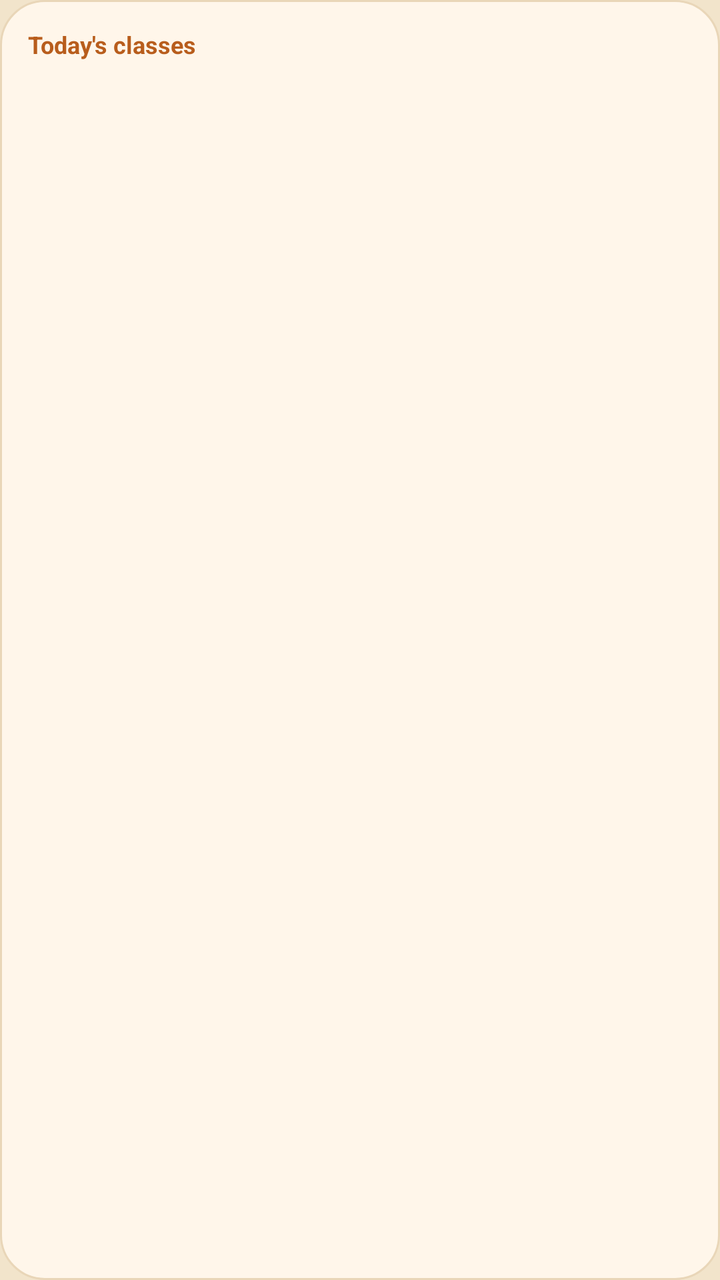
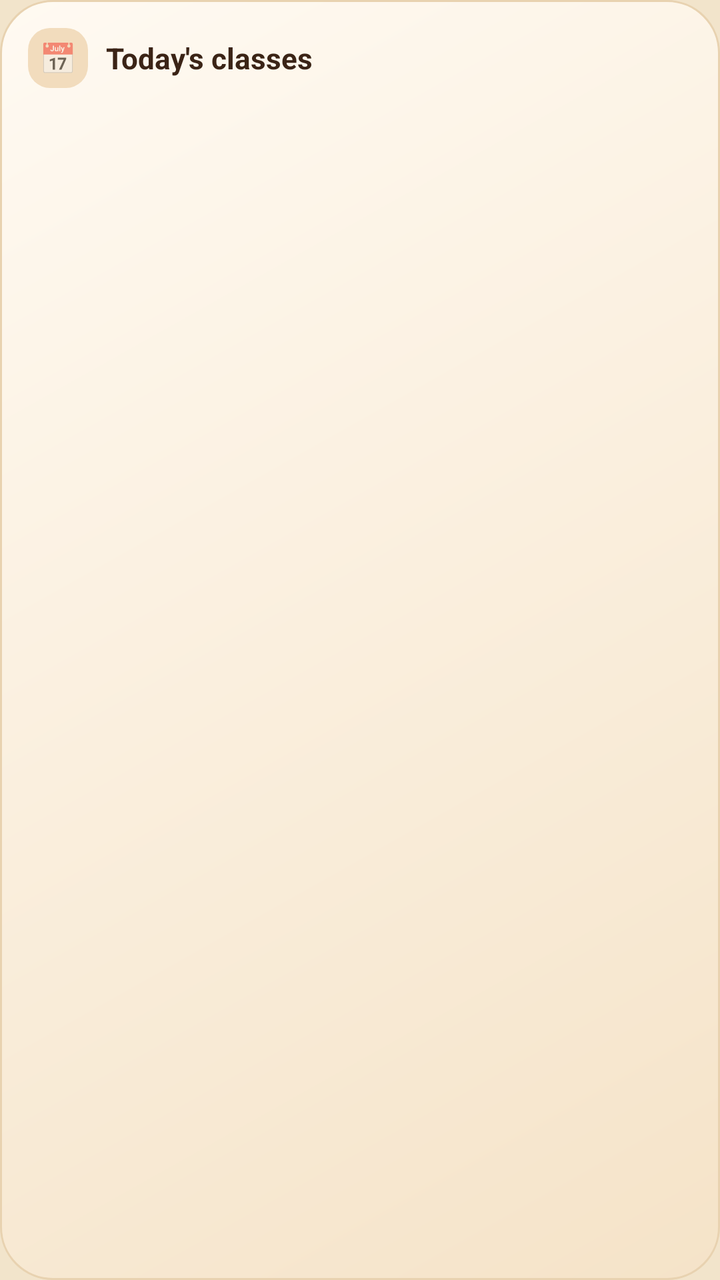

Before-and-after screenshots of an Android layout around one commit, followed by the original layout XML and the change that was made.
<!-- AndroidManifest.xml: application theme AppTheme -->
<!-- res/layout/widget_today.xml -->
<?xml version="1.0" encoding="utf-8"?>
<LinearLayout xmlns:android="http://schemas.android.com/apk/res/android" android:id="@+id/w_root" android:layout_width="match_parent" android:layout_height="match_parent"
    android:orientation="vertical" android:background="@drawable/widget_bg" android:padding="14dp">
    <LinearLayout android:layout_width="match_parent" android:layout_height="wrap_content" android:orientation="horizontal" android:gravity="center_vertical">
        <TextView android:id="@+id/w_label" android:layout_width="0dp" android:layout_weight="1" android:layout_height="wrap_content"
            android:text="Today's classes" android:textColor="@color/widget_accent" android:textSize="12sp" android:textStyle="bold" android:maxLines="1" android:ellipsize="end" />
        <TextView android:id="@+id/w_badge" android:layout_width="wrap_content" android:layout_height="wrap_content" android:background="@drawable/widget_chip"
            android:paddingLeft="8dp" android:paddingRight="8dp" android:paddingTop="2dp" android:paddingBottom="2dp"
            android:textColor="@color/widget_ink" android:textSize="11sp" android:textStyle="bold" android:visibility="gone" />
    </LinearLayout>
    <LinearLayout android:id="@+id/w_r1" android:layout_width="match_parent" android:layout_height="wrap_content" android:orientation="horizontal" android:layout_marginTop="5dp" android:visibility="gone">
        <TextView android:id="@+id/w_a1" android:layout_width="0dp" android:layout_weight="1" android:layout_height="wrap_content"
            android:textColor="@color/widget_ink" android:textSize="13.5sp" android:maxLines="1" android:ellipsize="end" />
        <TextView android:id="@+id/w_b1" android:layout_width="wrap_content" android:layout_height="wrap_content" android:layout_marginLeft="8dp"
            android:textColor="@color/widget_muted" android:textSize="12sp" android:maxLines="1" />
    </LinearLayout>
    <LinearLayout android:id="@+id/w_r2" android:layout_width="match_parent" android:layout_height="wrap_content" android:orientation="horizontal" android:layout_marginTop="5dp" android:visibility="gone">
        <TextView android:id="@+id/w_a2" android:layout_width="0dp" android:layout_weight="1" android:layout_height="wrap_content"
            android:textColor="@color/widget_ink" android:textSize="13.5sp" android:maxLines="1" android:ellipsize="end" />
        <TextView android:id="@+id/w_b2" android:layout_width="wrap_content" android:layout_height="wrap_content" android:layout_marginLeft="8dp"
            android:textColor="@color/widget_muted" android:textSize="12sp" android:maxLines="1" />
    </LinearLayout>
    <LinearLayout android:id="@+id/w_r3" android:layout_width="match_parent" android:layout_height="wrap_content" android:orientation="horizontal" android:layout_marginTop="5dp" android:visibility="gone">
        <TextView android:id="@+id/w_a3" android:layout_width="0dp" android:layout_weight="1" android:layout_height="wrap_content"
            android:textColor="@color/widget_ink" android:textSize="13.5sp" android:maxLines="1" android:ellipsize="end" />
        <TextView android:id="@+id/w_b3" android:layout_width="wrap_content" android:layout_height="wrap_content" android:layout_marginLeft="8dp"
            android:textColor="@color/widget_muted" android:textSize="12sp" android:maxLines="1" />
    </LinearLayout>
    <LinearLayout android:id="@+id/w_r4" android:layout_width="match_parent" android:layout_height="wrap_content" android:orientation="horizontal" android:layout_marginTop="5dp" android:visibility="gone">
        <TextView android:id="@+id/w_a4" android:layout_width="0dp" android:layout_weight="1" android:layout_height="wrap_content"
            android:textColor="@color/widget_ink" android:textSize="13.5sp" android:maxLines="1" android:ellipsize="end" />
        <TextView android:id="@+id/w_b4" android:layout_width="wrap_content" android:layout_height="wrap_content" android:layout_marginLeft="8dp"
            android:textColor="@color/widget_muted" android:textSize="12sp" android:maxLines="1" />
    </LinearLayout>
    <LinearLayout android:id="@+id/w_r5" android:layout_width="match_parent" android:layout_height="wrap_content" android:orientation="horizontal" android:layout_marginTop="5dp" android:visibility="gone">
        <TextView android:id="@+id/w_a5" android:layout_width="0dp" android:layout_weight="1" android:layout_height="wrap_content"
            android:textColor="@color/widget_ink" android:textSize="13.5sp" android:maxLines="1" android:ellipsize="end" />
        <TextView android:id="@+id/w_b5" android:layout_width="wrap_content" android:layout_height="wrap_content" android:layout_marginLeft="8dp"
            android:textColor="@color/widget_muted" android:textSize="12sp" android:maxLines="1" />
    </LinearLayout>
    <LinearLayout android:id="@+id/w_r6" android:layout_width="match_parent" android:layout_height="wrap_content" android:orientation="horizontal" android:layout_marginTop="5dp" android:visibility="gone">
        <TextView android:id="@+id/w_a6" android:layout_width="0dp" android:layout_weight="1" android:layout_height="wrap_content"
            android:textColor="@color/widget_ink" android:textSize="13.5sp" android:maxLines="1" android:ellipsize="end" />
        <TextView android:id="@+id/w_b6" android:layout_width="wrap_content" android:layout_height="wrap_content" android:layout_marginLeft="8dp"
            android:textColor="@color/widget_muted" android:textSize="12sp" android:maxLines="1" />
    </LinearLayout>
    <TextView android:id="@+id/w_empty" android:layout_width="match_parent" android:layout_height="wrap_content" android:layout_marginTop="8dp"
        android:textColor="@color/widget_muted" android:textSize="13sp" android:visibility="gone" />
</LinearLayout>
<!-- resources referenced by this layout -->
<resources>
  <color name="widget_accent">#B85D1C</color>
  <color name="widget_ink">#3B2416</color>
  <color name="widget_muted">#8A6A52</color>
  <!-- drawable widget_bg (drawable) -->
  <?xml version="1.0" encoding="utf-8"?>
  <shape xmlns:android="http://schemas.android.com/apk/res/android" android:shape="rectangle">
      <solid android:color="@color/widget_bg" />
      <corners android:radius="22dp" />
      <stroke android:width="1dp" android:color="@color/widget_line" />
  </shape>
  <!-- drawable widget_chip (drawable) -->
  <?xml version="1.0" encoding="utf-8"?>
  <shape xmlns:android="http://schemas.android.com/apk/res/android" android:shape="rectangle">
      <solid android:color="@color/widget_chip" />
      <corners android:radius="999dp" />
  </shape>
  <style name="AppTheme" parent="Theme.AppCompat.DayNight.NoActionBar">
          <item name="colorPrimary">@color/colorPrimary</item>
          <item name="colorPrimaryDark">@color/colorPrimaryDark</item>
          <item name="colorAccent">@color/colorAccent</item>
          <item name="android:windowBackground">@color/page</item>
      </style>
  <color name="widget_bg">#FFF6EA</color>
  <color name="widget_line">#E9D6B8</color>
  <color name="widget_chip">#F6E3C8</color>
  <color name="colorPrimary">#7C3D1B</color>
  <color name="colorPrimaryDark">#7C3D1B</color>
  <color name="colorAccent">#6A3DE8</color>
  <color name="page">#F2E4CB</color>
</resources>

<!-- the commit's change to res/layout/widget_today.xml (unified diff, before → after) -->
@@ -2,48 +2,56 @@
 <LinearLayout xmlns:android="http://schemas.android.com/apk/res/android" android:id="@+id/w_root" android:layout_width="match_parent" android:layout_height="match_parent"
     android:orientation="vertical" android:background="@drawable/widget_bg" android:padding="14dp">
     <LinearLayout android:layout_width="match_parent" android:layout_height="wrap_content" android:orientation="horizontal" android:gravity="center_vertical">
-        <TextView android:id="@+id/w_label" android:layout_width="0dp" android:layout_weight="1" android:layout_height="wrap_content"
-            android:text="Today's classes" android:textColor="@color/widget_accent" android:textSize="12sp" android:textStyle="bold" android:maxLines="1" android:ellipsize="end" />
-        <TextView android:id="@+id/w_badge" android:layout_width="wrap_content" android:layout_height="wrap_content" android:background="@drawable/widget_chip"
-            android:paddingLeft="8dp" android:paddingRight="8dp" android:paddingTop="2dp" android:paddingBottom="2dp"
-            android:textColor="@color/widget_ink" android:textSize="11sp" android:textStyle="bold" android:visibility="gone" />
+        <TextView android:id="@+id/w_icon" android:layout_width="30dp" android:layout_height="30dp" android:background="@drawable/widget_tile"
+            android:gravity="center" android:text="📅" android:textSize="15sp" />
+        <TextView android:id="@+id/w_label" android:layout_width="0dp" android:layout_weight="1" android:layout_height="wrap_content" android:layout_marginStart="9dp"
+            android:text="Today's classes" android:textColor="@color/widget_ink" android:textSize="14.5sp" android:textStyle="bold" android:maxLines="1" android:ellipsize="end" />
+        <TextView android:id="@+id/w_chip" android:layout_width="wrap_content" android:layout_height="wrap_content" android:layout_marginStart="6dp"
+            android:background="@drawable/chip_neutral" android:paddingLeft="9dp" android:paddingRight="9dp" android:paddingTop="3dp" android:paddingBottom="3dp"
+            android:textColor="#8A6A52" android:textSize="11sp" android:textStyle="bold" android:maxLines="1" android:visibility="gone" />
     </LinearLayout>
-    <LinearLayout android:id="@+id/w_r1" android:layout_width="match_parent" android:layout_height="wrap_content" android:orientation="horizontal" android:layout_marginTop="5dp" android:visibility="gone">
-        <TextView android:id="@+id/w_a1" android:layout_width="0dp" android:layout_weight="1" android:layout_height="wrap_content"
-            android:textColor="@color/widget_ink" android:textSize="13.5sp" android:maxLines="1" android:ellipsize="end" />
-        <TextView android:id="@+id/w_b1" android:layout_width="wrap_content" android:layout_height="wrap_content" android:layout_marginLeft="8dp"
-            android:textColor="@color/widget_muted" android:textSize="12sp" android:maxLines="1" />
+    <TextView android:layout_width="match_parent" android:layout_height="4dp" />
+    <LinearLayout android:id="@+id/w_r1" android:layout_width="match_parent" android:layout_height="wrap_content" android:orientation="horizontal" android:gravity="center_vertical"
+        android:layout_marginTop="3dp" android:paddingLeft="8dp" android:paddingRight="8dp" android:paddingTop="5dp" android:paddingBottom="5dp" android:visibility="gone">
+        <TextView android:id="@+id/w_t1" android:layout_width="62dp" android:layout_height="wrap_content" android:textColor="@color/widget_muted" android:textSize="12sp" android:textStyle="bold" android:maxLines="1" />
+        <ImageView android:id="@+id/w_d1" android:layout_width="8dp" android:layout_height="8dp" android:src="@drawable/dot_accent" android:importantForAccessibility="no" />
+        <TextView android:id="@+id/w_a1" android:layout_width="0dp" android:layout_weight="1" android:layout_height="wrap_content" android:layout_marginStart="10dp" android:textColor="@color/widget_ink" android:textSize="13.5sp" android:maxLines="1" android:ellipsize="end" />
+        <TextView android:id="@+id/w_b1" android:layout_width="wrap_content" android:layout_height="wrap_content" android:layout_marginStart="6dp" android:textColor="@color/widget_muted" android:textSize="11.5sp" android:maxLines="1" />
     </LinearLayout>
-    <LinearLayout android:id="@+id/w_r2" android:layout_width="match_parent" android:layout_height="wrap_content" android:orientation="horizontal" android:layout_marginTop="5dp" android:visibility="gone">
-        <TextView android:id="@+id/w_a2" android:layout_width="0dp" android:layout_weight="1" android:layout_height="wrap_content"
-            android:textColor="@color/widget_ink" android:textSize="13.5sp" android:maxLines="1" android:ellipsize="end" />
-        <TextView android:id="@+id/w_b2" android:layout_width="wrap_content" android:layout_height="wrap_content" android:layout_marginLeft="8dp"
-            android:textColor="@color/widget_muted" android:textSize="12sp" android:maxLines="1" />
+    <LinearLayout android:id="@+id/w_r2" android:layout_width="match_parent" android:layout_height="wrap_content" android:orientation="horizontal" android:gravity="center_vertical"
+        android:layout_marginTop="3dp" android:paddingLeft="8dp" android:paddingRight="8dp" android:paddingTop="5dp" android:paddingBottom="5dp" android:visibility="gone">
+        <TextView android:id="@+id/w_t2" android:layout_width="62dp" android:layout_height="wrap_content" android:textColor="@color/widget_muted" android:textSize="12sp" android:textStyle="bold" android:maxLines="1" />
+        <ImageView android:id="@+id/w_d2" android:layout_width="8dp" android:layout_height="8dp" android:src="@drawable/dot_accent" android:importantForAccessibility="no" />
+        <TextView android:id="@+id/w_a2" android:layout_width="0dp" android:layout_weight="1" android:layout_height="wrap_content" android:layout_marginStart="10dp" android:textColor="@color/widget_ink" android:textSize="13.5sp" android:maxLines="1" android:ellipsize="end" />
+        <TextView android:id="@+id/w_b2" android:layout_width="wrap_content" android:layout_height="wrap_content" android:layout_marginStart="6dp" android:textColor="@color/widget_muted" android:textSize="11.5sp" android:maxLines="1" />
     </LinearLayout>
-    <LinearLayout android:id="@+id/w_r3" android:layout_width="match_parent" android:layout_height="wrap_content" android:orientation="horizontal" android:layout_marginTop="5dp" android:visibility="gone">
-        <TextView android:id="@+id/w_a3" android:layout_width="0dp" android:layout_weight="1" android:layout_height="wrap_content"
-            android:textColor="@color/widget_ink" android:textSize="13.5sp" android:maxLines="1" android:ellipsize="end" />
-        <TextView android:id="@+id/w_b3" android:layout_width="wrap_content" android:layout_height="wrap_content" android:layout_marginLeft="8dp"
-            android:textColor="@color/widget_muted" android:textSize="12sp" android:maxLines="1" />
+    <LinearLayout android:id="@+id/w_r3" android:layout_width="match_parent" android:layout_height="wrap_content" android:orientation="horizontal" android:gravity="center_vertical"
+        android:layout_marginTop="3dp" android:paddingLeft="8dp" android:paddingRight="8dp" android:paddingTop="5dp" android:paddingBottom="5dp" android:visibility="gone">
+        <TextView android:id="@+id/w_t3" android:layout_width="62dp" android:layout_height="wrap_content" android:textColor="@color/widget_muted" android:textSize="12sp" android:textStyle="bold" android:maxLines="1" />
+        <ImageView android:id="@+id/w_d3" android:layout_width="8dp" android:layout_height="8dp" android:src="@drawable/dot_accent" android:importantForAccessibility="no" />
+        <TextView android:id="@+id/w_a3" android:layout_width="0dp" android:layout_weight="1" android:layout_height="wrap_content" android:layout_marginStart="10dp" android:textColor="@color/widget_ink" android:textSize="13.5sp" android:maxLines="1" android:ellipsize="end" />
+        <TextView android:id="@+id/w_b3" android:layout_width="wrap_content" android:layout_height="wrap_content" android:layout_marginStart="6dp" android:textColor="@color/widget_muted" android:textSize="11.5sp" android:maxLines="1" />
     </LinearLayout>
-    <LinearLayout android:id="@+id/w_r4" android:layout_width="match_parent" android:layout_height="wrap_content" android:orientation="horizontal" android:layout_marginTop="5dp" android:visibility="gone">
-        <TextView android:id="@+id/w_a4" android:layout_width="0dp" android:layout_weight="1" android:layout_height="wrap_content"
-            android:textColor="@color/widget_ink" android:textSize="13.5sp" android:maxLines="1" android:ellipsize="end" />
-        <TextView android:id="@+id/w_b4" android:layout_width="wrap_content" android:layout_height="wrap_content" android:layout_marginLeft="8dp"
-            android:textColor="@color/widget_muted" android:textSize="12sp" android:maxLines="1" />
+    <LinearLayout android:id="@+id/w_r4" android:layout_width="match_parent" android:layout_height="wrap_content" android:orientation="horizontal" android:gravity="center_vertical"
+        android:layout_marginTop="3dp" android:paddingLeft="8dp" android:paddingRight="8dp" android:paddingTop="5dp" android:paddingBottom="5dp" android:visibility="gone">
+        <TextView android:id="@+id/w_t4" android:layout_width="62dp" android:layout_height="wrap_content" android:textColor="@color/widget_muted" android:textSize="12sp" android:textStyle="bold" android:maxLines="1" />
+        <ImageView android:id="@+id/w_d4" android:layout_width="8dp" android:layout_height="8dp" android:src="@drawable/dot_accent" android:importantForAccessibility="no" />
+        <TextView android:id="@+id/w_a4" android:layout_width="0dp" android:layout_weight="1" android:layout_height="wrap_content" android:layout_marginStart="10dp" android:textColor="@color/widget_ink" android:textSize="13.5sp" android:maxLines="1" android:ellipsize="end" />
+        <TextView android:id="@+id/w_b4" android:layout_width="wrap_content" android:layout_height="wrap_content" android:layout_marginStart="6dp" android:textColor="@color/widget_muted" android:textSize="11.5sp" android:maxLines="1" />
     </LinearLayout>
-    <LinearLayout android:id="@+id/w_r5" android:layout_width="match_parent" android:layout_height="wrap_content" android:orientation="horizontal" android:layout_marginTop="5dp" android:visibility="gone">
-        <TextView android:id="@+id/w_a5" android:layout_width="0dp" android:layout_weight="1" android:layout_height="wrap_content"
-            android:textColor="@color/widget_ink" android:textSize="13.5sp" android:maxLines="1" android:ellipsize="end" />
-        <TextView android:id="@+id/w_b5" android:layout_width="wrap_content" android:layout_height="wrap_content" android:layout_marginLeft="8dp"
-            android:textColor="@color/widget_muted" android:textSize="12sp" android:maxLines="1" />
+    <LinearLayout android:id="@+id/w_r5" android:layout_width="match_parent" android:layout_height="wrap_content" android:orientation="horizontal" android:gravity="center_vertical"
+        android:layout_marginTop="3dp" android:paddingLeft="8dp" android:paddingRight="8dp" android:paddingTop="5dp" android:paddingBottom="5dp" android:visibility="gone">
+        <TextView android:id="@+id/w_t5" android:layout_width="62dp" android:layout_height="wrap_content" android:textColor="@color/widget_muted" android:textSize="12sp" android:textStyle="bold" android:maxLines="1" />
+        <ImageView android:id="@+id/w_d5" android:layout_width="8dp" android:layout_height="8dp" android:src="@drawable/dot_accent" android:importantForAccessibility="no" />
+        <TextView android:id="@+id/w_a5" android:layout_width="0dp" android:layout_weight="1" android:layout_height="wrap_content" android:layout_marginStart="10dp" android:textColor="@color/widget_ink" android:textSize="13.5sp" android:maxLines="1" android:ellipsize="end" />
+        <TextView android:id="@+id/w_b5" android:layout_width="wrap_content" android:layout_height="wrap_content" android:layout_marginStart="6dp" android:textColor="@color/widget_muted" android:textSize="11.5sp" android:maxLines="1" />
     </LinearLayout>
-    <LinearLayout android:id="@+id/w_r6" android:layout_width="match_parent" android:layout_height="wrap_content" android:orientation="horizontal" android:layout_marginTop="5dp" android:visibility="gone">
-        <TextView android:id="@+id/w_a6" android:layout_width="0dp" android:layout_weight="1" android:layout_height="wrap_content"
-            android:textColor="@color/widget_ink" android:textSize="13.5sp" android:maxLines="1" android:ellipsize="end" />
-        <TextView android:id="@+id/w_b6" android:layout_width="wrap_content" android:layout_height="wrap_content" android:layout_marginLeft="8dp"
-            android:textColor="@color/widget_muted" android:textSize="12sp" android:maxLines="1" />
+    <LinearLayout android:id="@+id/w_r6" android:layout_width="match_parent" android:layout_height="wrap_content" android:orientation="horizontal" android:gravity="center_vertical"
+        android:layout_marginTop="3dp" android:paddingLeft="8dp" android:paddingRight="8dp" android:paddingTop="5dp" android:paddingBottom="5dp" android:visibility="gone">
+        <TextView android:id="@+id/w_t6" android:layout_width="62dp" android:layout_height="wrap_content" android:textColor="@color/widget_muted" android:textSize="12sp" android:textStyle="bold" android:maxLines="1" />
+        <ImageView android:id="@+id/w_d6" android:layout_width="8dp" android:layout_height="8dp" android:src="@drawable/dot_accent" android:importantForAccessibility="no" />
+        <TextView android:id="@+id/w_a6" android:layout_width="0dp" android:layout_weight="1" android:layout_height="wrap_content" android:layout_marginStart="10dp" android:textColor="@color/widget_ink" android:textSize="13.5sp" android:maxLines="1" android:ellipsize="end" />
+        <TextView android:id="@+id/w_b6" android:layout_width="wrap_content" android:layout_height="wrap_content" android:layout_marginStart="6dp" android:textColor="@color/widget_muted" android:textSize="11.5sp" android:maxLines="1" />
     </LinearLayout>
-    <TextView android:id="@+id/w_empty" android:layout_width="match_parent" android:layout_height="wrap_content" android:layout_marginTop="8dp"
-        android:textColor="@color/widget_muted" android:textSize="13sp" android:visibility="gone" />
+    <TextView android:id="@+id/w_empty" android:layout_width="match_parent" android:layout_height="wrap_content" android:layout_marginTop="10dp" android:textColor="@color/widget_muted" android:textSize="13sp" android:visibility="gone" />
 </LinearLayout>
<!-- resource entries referenced after the edit -->
@@ -1,20 +1,31 @@
 <!-- resources referenced by this layout -->
 <resources>
-  <color name="widget_accent">#B85D1C</color>
   <color name="widget_ink">#3B2416</color>
   <color name="widget_muted">#8A6A52</color>
+  <!-- drawable chip_neutral (drawable) -->
+  <?xml version="1.0" encoding="utf-8"?>
+  <shape xmlns:android="http://schemas.android.com/apk/res/android" android:shape="rectangle">
+      <solid android:color="#268A6A52" />
+      <corners android:radius="999dp" />
+  </shape>
+  <!-- drawable dot_accent (drawable) -->
+  <?xml version="1.0" encoding="utf-8"?>
+  <shape xmlns:android="http://schemas.android.com/apk/res/android" android:shape="oval">
+      <solid android:color="#C0662A" />
+      <size android:width="8dp" android:height="8dp" />
+  </shape>
   <!-- drawable widget_bg (drawable) -->
   <?xml version="1.0" encoding="utf-8"?>
   <shape xmlns:android="http://schemas.android.com/apk/res/android" android:shape="rectangle">
-      <solid android:color="@color/widget_bg" />
-      <corners android:radius="22dp" />
+      <gradient android:angle="315" android:startColor="@color/widget_bg_top" android:endColor="@color/widget_bg_bottom" />
+      <corners android:radius="26dp" />
       <stroke android:width="1dp" android:color="@color/widget_line" />
   </shape>
-  <!-- drawable widget_chip (drawable) -->
+  <!-- drawable widget_tile (drawable) -->
   <?xml version="1.0" encoding="utf-8"?>
   <shape xmlns:android="http://schemas.android.com/apk/res/android" android:shape="rectangle">
-      <solid android:color="@color/widget_chip" />
-      <corners android:radius="999dp" />
+      <solid android:color="@color/widget_tile" />
+      <corners android:radius="11dp" />
   </shape>
   <style name="AppTheme" parent="Theme.AppCompat.DayNight.NoActionBar">
           <item name="colorPrimary">@color/colorPrimary</item>
@@ -22,9 +33,10 @@
           <item name="colorAccent">@color/colorAccent</item>
           <item name="android:windowBackground">@color/page</item>
       </style>
-  <color name="widget_bg">#FFF6EA</color>
-  <color name="widget_line">#E9D6B8</color>
-  <color name="widget_chip">#F6E3C8</color>
+  <color name="widget_bg_top">#FFFAF2</color>
+  <color name="widget_bg_bottom">#F5E3C8</color>
+  <color name="widget_line">#E8D2B0</color>
+  <color name="widget_tile">#F2DCBD</color>
   <color name="colorPrimary">#7C3D1B</color>
   <color name="colorPrimaryDark">#7C3D1B</color>
   <color name="colorAccent">#6A3DE8</color>
